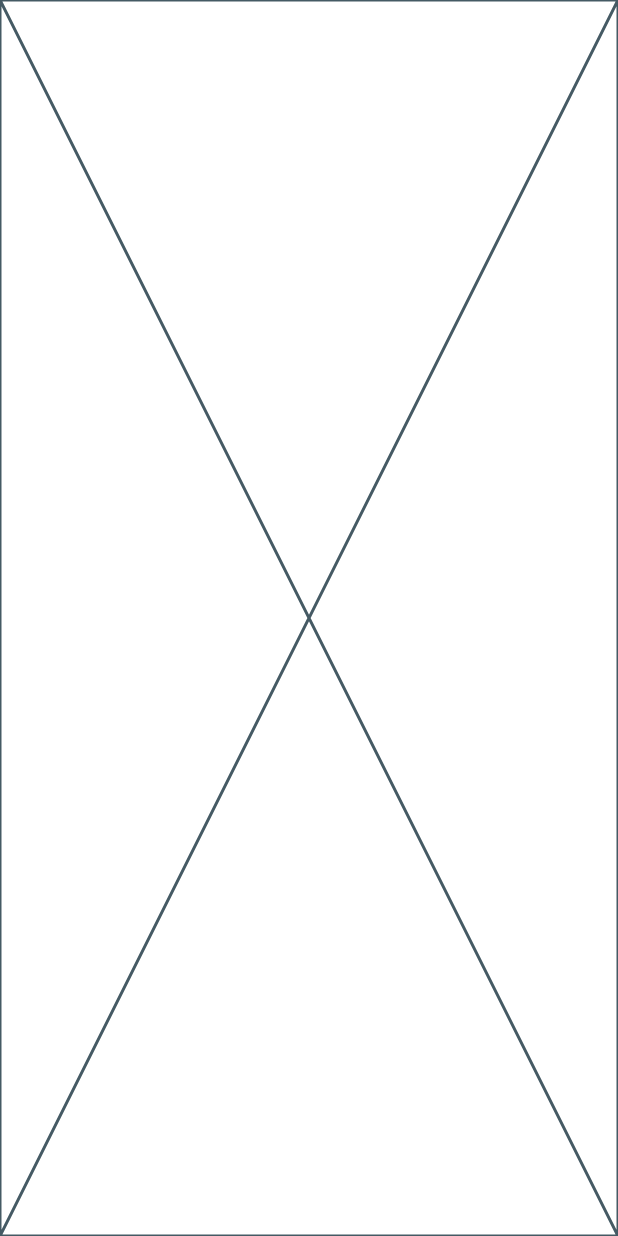
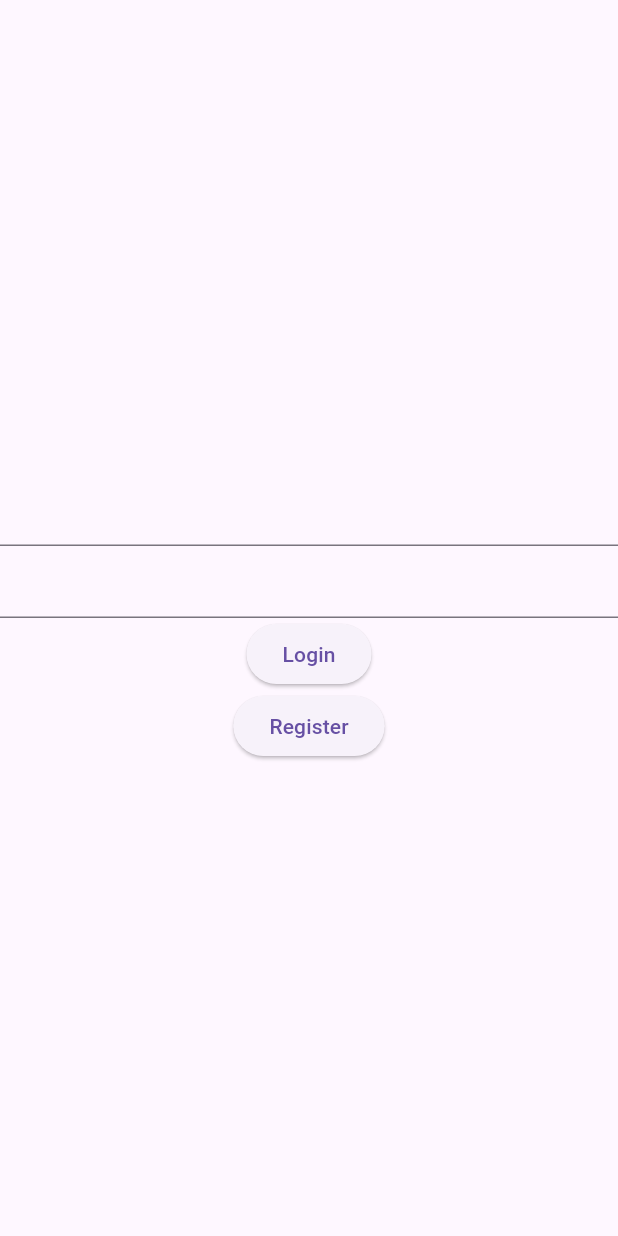
Before and after one commit to HoualefAkram/cryptochat, a Flutter app: the screen it shows after launch, on a phone screen of 412 x 824 dp. Run offline on Flutter 3.47's test engine with Material 3 defaults, Android fonts, the phone set to English and light mode, and no system bars; our stand-ins replace bloc, cloud_firestore, firebase_auth, firebase_core, flutter_bloc; accounts and stored records are empty; generated files the repository leaves out were written again.

Commit message:
added routing

```diff
--- a/lib/features/auth/blocs/auth_bloc/auth_state.dart
+++ b/lib/features/auth/blocs/auth_bloc/auth_state.dart
@@ -12,10 +12,10 @@ final class AuthUninitializedState extends AuthState {
 
 final class AuthLoggedInState extends AuthState {
   final AuthUser user;
-  AuthLoggedInState({required this.user, super.isLoading = false});
+  AuthLoggedInState({required this.user, super.isLoading});
 }
 
 final class AuthLoggedOutState extends AuthState {
   final Exception? execption;
-  AuthLoggedOutState({this.execption, super.isLoading = false});
+  AuthLoggedOutState({this.execption, super.isLoading});
 }
--- a/lib/features/auth/views/login_view.dart
+++ b/lib/features/auth/views/login_view.dart
@@ -1,10 +1,67 @@
+import 'package:cryptochat/features/auth/blocs/auth_bloc/auth_bloc.dart';
+import 'package:cryptochat/features/shared/helpers/loading/withoutProgress/loading_screen.dart';
 import 'package:flutter/material.dart';
+import 'package:flutter_bloc/flutter_bloc.dart';
 
-class LoginView extends StatelessWidget {
+class LoginView extends StatefulWidget {
   const LoginView({super.key});
 
   @override
+  State<LoginView> createState() => _LoginViewState();
+}
+
+class _LoginViewState extends State<LoginView> {
+  late TextEditingController emailController;
+  late TextEditingController passwordController;
+
+  @override
+  void initState() {
+    emailController = TextEditingController();
+    passwordController = TextEditingController();
+    super.initState();
+  }
+
+  @override
+  void dispose() {
+    emailController.dispose();
+    passwordController.dispose();
+    super.dispose();
+  }
+
+  @override
   Widget build(BuildContext context) {
-    return const Placeholder();
+    return BlocListener<AuthBloc, AuthState>(
+      listener: (context, state) {
+        if (state.isLoading) {
+          LoadingScreen().show(context: context);
+        } else {
+          LoadingScreen().hide();
+        }
+      },
+      child: Scaffold(
+        body: Center(
+          child: Column(
+            mainAxisAlignment: MainAxisAlignment.center,
+            children: [
+              TextField(controller: emailController),
+              TextField(controller: passwordController),
+              ElevatedButton(
+                onPressed: () {
+                  context.read<AuthBloc>().add(
+                    AuthLoginEvent(
+                      email: emailController.text,
+                      password: passwordController.text,
+                    ),
+                  );
+                },
+                child: const Text("Login"),
+              ),
+
+              ElevatedButton(onPressed: () {}, child: const Text("Register")),
+            ],
+          ),
+        ),
+      ),
+    );
   }
 }
--- /dev/null
+++ b/lib/features/shared/helpers/loading/withoutProgress/loading_screen_controller.dart
@@ -0,0 +1,15 @@
+import 'package:flutter/material.dart' show immutable;
+
+typedef CloseLoadingScreen = bool Function();
+typedef UpdateLoadingScreen = bool Function(String text);
+
+@immutable
+class LoadingScreenContoller {
+  final CloseLoadingScreen close;
+  final UpdateLoadingScreen update;
+
+  const LoadingScreenContoller({
+    required this.close,
+    required this.update,
+  });
+}
--- /dev/null
+++ b/lib/features/shared/utils/routing/routes.dart
@@ -0,0 +1,6 @@
+class Routes {
+  static const String home = "/";
+  static const String login = "/login/";
+  static const String register = "/register/";
+  static const String chat = "/chat/";
+}
```
Also changed, not shown: lib/features/auth/blocs/auth_bloc/auth_bloc.dart (+13 -5 lines), lib/features/auth/services/auth_exceptions.dart (+27 -1 lines), lib/features/auth/services/firebase_auth_provider.dart (+13 -1 lines), lib/features/shared/helpers/loading/withProgress/progress_loading.dart (added, +122 -0 lines), lib/features/shared/helpers/loading/withProgress/progress_loading_controller.dart (added, +15 -0 lines), lib/features/shared/helpers/loading/withoutProgress/loading_screen.dart (added, +118 -0 lines), lib/features/shared/utils/routing/router.dart (added, +36 -0 lines), lib/main.dart (+6 -1 lines), 1 other file.
